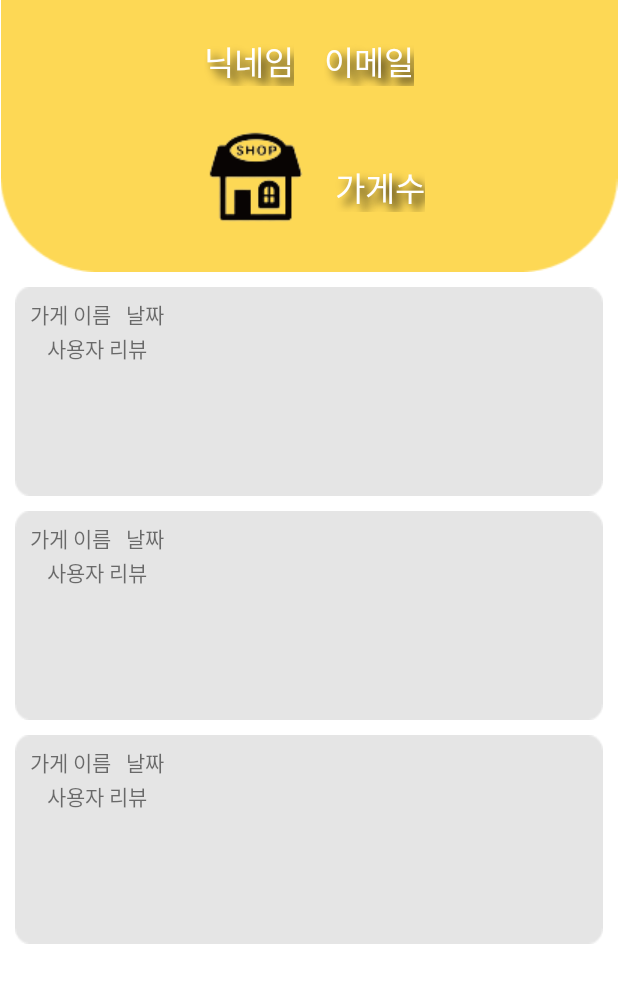
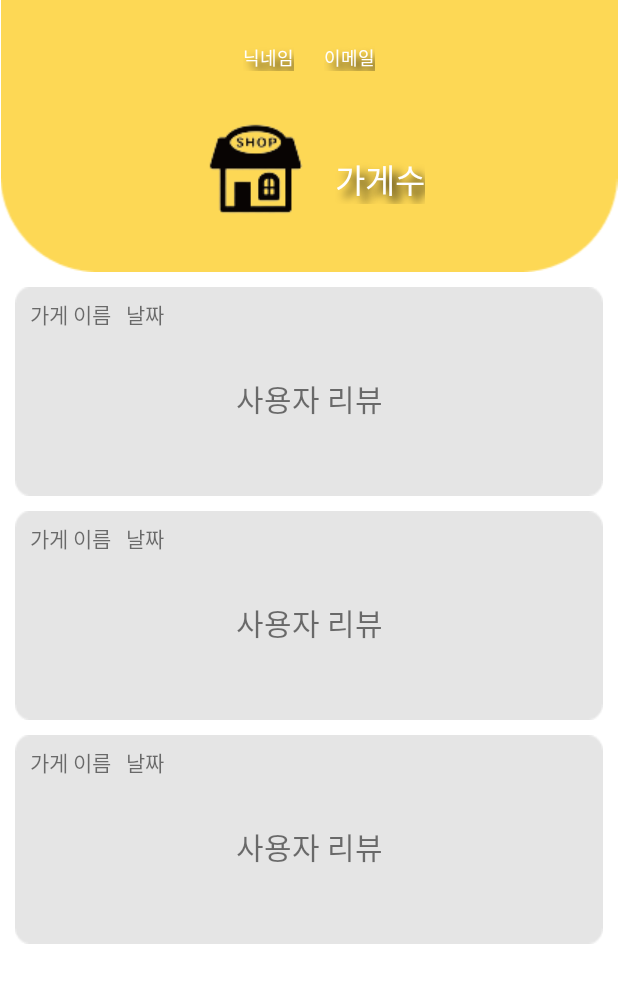
Before and after one commit to 2022-Software-Engineering-Team-5/se-termproject-quickeat, an Android app: the layout fragment_history.xml on its own in the app's theme, with its tools: preview values and no code run, on a phone screen of 412 x 824 dp. Shown: the top 983 px of the screen. Run offline under Robolectric (Android 15) with nearby library versions, the phone set to English and light mode, and no system bars.

Commit message:
feat: Implement history

```diff
--- a/app/src/main/java/com/se/termproject/data/Review.java
+++ b/app/src/main/java/com/se/termproject/data/Review.java
@@ -7,10 +7,10 @@ public class Review {
 
     public Review() { }
 
-    public Review(String shopName, String review, String date) {
+    public Review(String shopName, String date, String review) {
         this.shopName = shopName;
+        this.date = date;
         this.review = review;
-        this.date = date;
     }
 
     public String getShopName() {
--- a/app/src/main/res/layout/fragment_history.xml
+++ b/app/src/main/res/layout/fragment_history.xml
@@ -26,7 +26,7 @@
         android:shadowRadius="7.0"
         android:text="@string/nickname"
         android:textColor="@color/white"
-        android:textSize="22sp"
+        android:textSize="12sp"
         android:textStyle="normal"
         app:layout_constraintHorizontal_chainStyle="packed"
         app:layout_constraintStart_toStartOf="parent"
@@ -45,7 +45,7 @@
         android:shadowRadius="7.0"
         android:text="@string/email"
         android:textColor="@color/white"
-        android:textSize="22sp"
+        android:textSize="12sp"
         android:textStyle="normal"
         app:layout_constraintHorizontal_chainStyle="packed"
         app:layout_constraintStart_toEndOf="@id/history_profile_name_tv"
--- a/app/src/main/res/layout/item_history_store.xml
+++ b/app/src/main/res/layout/item_history_store.xml
@@ -39,6 +39,8 @@
         android:layout_marginEnd="5dp"
         android:layout_marginBottom="20dp"
         android:text="사용자 리뷰"
+        android:textSize="20dp"
+        android:gravity="center"
         app:layout_constraintBottom_toBottomOf="parent"
         app:layout_constraintEnd_toEndOf="parent"
         app:layout_constraintStart_toStartOf="parent"
```
Also changed, not shown: app/src/main/java/com/se/termproject/ui/customer/history/HistoryFragment.kt (+15 -14 lines).
